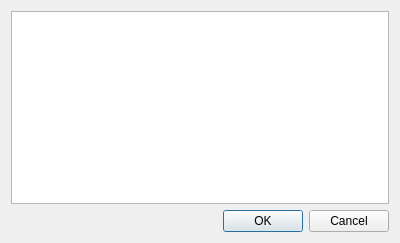
Qt form commentsdialog.ui (kirik88/journal2) before a commit.
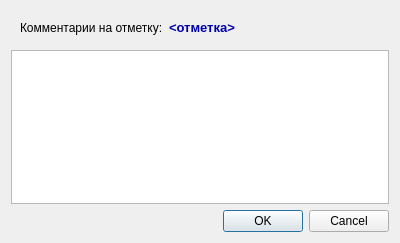
The same form after that commit.

Commit message: Отображение отметки в окне комментариев. Скрытие пунктов контекстного меню при запрете редактирования журнала. Исправлена ошибка при добавлении коментариев к пустой ячейке.

```diff
--- a/commentsdialog.ui
+++ b/commentsdialog.ui
@@ -14,6 +14,54 @@
    <string>Комментарии</string>
   </property>
   <layout class="QVBoxLayout" name="verticalLayout">
+   <item>
+    <widget class="QFrame" name="frameMark">
+     <property name="frameShape">
+      <enum>QFrame::NoFrame</enum>
+     </property>
+     <property name="frameShadow">
+      <enum>QFrame::Raised</enum>
+     </property>
+     <layout class="QHBoxLayout" name="horizontalLayout">
+      <item>
+       <widget class="QLabel" name="label">
+        <property name="sizePolicy">
+         <sizepolicy hsizetype="Minimum" vsizetype="Preferred">
+          <horstretch>0</horstretch>
+          <verstretch>0</verstretch>
+         </sizepolicy>
+        </property>
+        <property name="text">
+         <string>Комментарии на отметку:</string>
+        </property>
+       </widget>
+      </item>
+      <item>
+       <widget class="QLabel" name="labelMark">
+        <property name="sizePolicy">
+         <sizepolicy hsizetype="Expanding" vsizetype="Preferred">
+          <horstretch>0</horstretch>
+          <verstretch>0</verstretch>
+         </sizepolicy>
+        </property>
+        <property name="font">
+         <font>
+          <pointsize>10</pointsize>
+          <weight>75</weight>
+          <bold>true</bold>
+         </font>
+        </property>
+        <property name="styleSheet">
+         <string notr="true">color: rgb(0, 0, 170);</string>
+        </property>
+        <property name="text">
+         <string>&lt;отметка&gt;</string>
+        </property>
+       </widget>
+      </item>
+     </layout>
+    </widget>
+   </item>
    <item>
     <widget class="QTextEdit" name="textEditComments"/>
    </item>
```
The commit also changes 5 other files.
